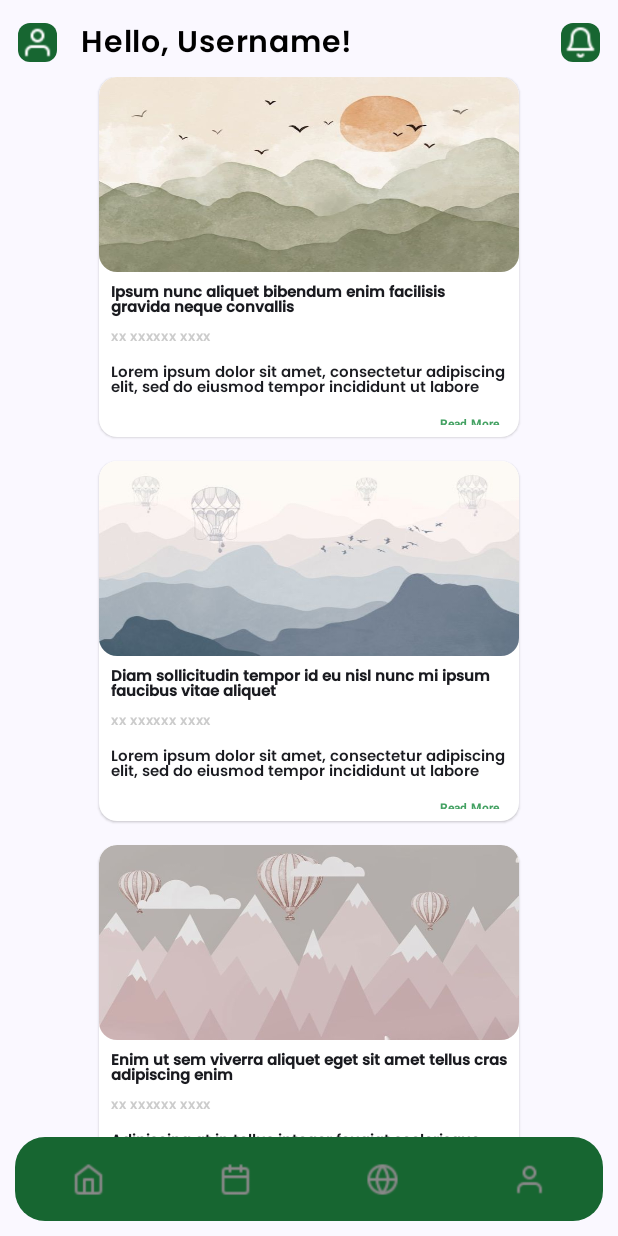
After one commit to fasilkomti-alumni-connect/fe-alumni-connect, an Android app built with Jetpack Compose: the composable HomeScreen shown on its own in the app's theme, on a phone screen of 412 x 824 dp. The commit adds this screen. Run offline under Robolectric (Android 15) with nearby library versions, the phone set to English and light mode, and no system bars.

Commit message:
register1, home screen

```diff
--- /dev/null
+++ b/app/src/main/java/com/example/fealumniconnect/HomeScreen.kt
@@ -0,0 +1,303 @@
+package com.example.fealumniconnect
+
+import androidx.annotation.DrawableRes
+import androidx.compose.foundation.Image
+import androidx.compose.foundation.background
+import androidx.compose.foundation.clickable
+import androidx.compose.foundation.layout.Arrangement
+import androidx.compose.foundation.layout.Box
+import androidx.compose.foundation.layout.Column
+import androidx.compose.foundation.layout.Row
+import androidx.compose.foundation.layout.Spacer
+import androidx.compose.foundation.layout.fillMaxSize
+import androidx.compose.foundation.layout.fillMaxWidth
+import androidx.compose.foundation.layout.height
+import androidx.compose.foundation.layout.padding
+import androidx.compose.foundation.layout.size
+import androidx.compose.foundation.layout.width
+import androidx.compose.foundation.layout.wrapContentHeight
+import androidx.compose.foundation.lazy.LazyColumn
+import androidx.compose.foundation.shape.RoundedCornerShape
+import androidx.compose.material3.Card
+import androidx.compose.material3.CardDefaults
+import androidx.compose.material3.Text
+import androidx.compose.material3.TextButton
+import androidx.compose.runtime.Composable
+import androidx.compose.runtime.getValue
+import androidx.compose.runtime.mutableStateOf
+import androidx.compose.runtime.remember
+import androidx.compose.runtime.setValue
+import androidx.compose.ui.Alignment
+import androidx.compose.ui.Modifier
+import androidx.compose.ui.draw.clip
+import androidx.compose.ui.graphics.Color
+import androidx.compose.ui.graphics.ColorFilter
+import androidx.compose.ui.layout.ContentScale
+import androidx.compose.ui.res.painterResource
+import androidx.compose.ui.text.TextStyle
+import androidx.compose.ui.text.font.FontWeight
+import androidx.compose.ui.unit.dp
+import androidx.compose.ui.unit.sp
+import com.example.fealumniconnect.ui.theme.DarkerGreen
+import com.example.fealumniconnect.ui.theme.Outline
+import com.example.fealumniconnect.ui.theme.Poppins
+
+
+@Composable
+fun HomeScreen() {
+    Column(
+        modifier = Modifier
+            .fillMaxSize()
+            .padding(10.dp)
+    ) {
+        Toolbar()
+
+        Spacer(modifier = Modifier.height(5.dp))
+
+        LazyColumn(
+            modifier = Modifier
+                .fillMaxSize()
+                .weight(1f)
+        ) {
+            val card1 = CardInfo(
+                imageResourceId = R.drawable.img_1,
+                title = "Ipsum nunc aliquet bibendum enim facilisis gravida neque convallis ",
+                date = "xx xxxxxx xxxx",
+                description = "Lorem ipsum dolor sit amet, consectetur adipiscing elit, sed do eiusmod tempor incididunt ut labore et dolore magna aliqua. Sapien et ligula ullamcorper malesuada proin libero nunc. Lobortis scelerisque fermentum dui faucibus in. Eu nisl nunc mi ipsum faucibus vitae aliquet nec ullamcorper. Sit amet commodo nulla facilisi nullam. Risus pretium quam vulputate dignissim suspendisse. Vel facilisis volutpat est velit egestas. Orci sagittis eu volutpat odio facilisis mauris sit amet."
+            )
+
+            val card2 = CardInfo(
+                imageResourceId = R.drawable.img_2,
+                title = "Diam sollicitudin tempor id eu nisl nunc mi ipsum faucibus vitae aliquet",
+                date = "xx xxxxxx xxxx",
+                description = "Lorem ipsum dolor sit amet, consectetur adipiscing elit, sed do eiusmod tempor incididunt ut labore et dolore magna aliqua. Nunc sed blandit libero volutpat sed cras ornare arcu. Phasellus egestas tellus rutrum tellus pellentesque eu tincidunt tortor aliquam. Enim nunc faucibus a pellentesque sit amet porttitor eget dolor. Velit laoreet id donec ultrices tincidunt arcu non. A erat nam at lectus urna duis convallis convallis."
+            )
+
+            val card3 = CardInfo(
+                imageResourceId = R.drawable.img_3,
+                title = "Enim ut sem viverra aliquet eget sit amet tellus cras adipiscing enim",
+                date = "xx xxxxxx xxxx",
+                description = "Adipiscing at in tellus integer feugiat scelerisque. Ullamcorper velit sed ullamcorper morbi tincidunt ornare. Turpis in eu mi bibendum neque egestas congue. Sit amet luctus venenatis lectus magna. Suspendisse in est ante in nibh mauris cursus mattis molestie."
+            )
+
+            item {
+                ContentCard(card1)
+            }
+
+            item {
+                Spacer(modifier = Modifier.height(16.dp))
+            }
+
+            item {
+                ContentCard(card2)
+            }
+
+            item {
+                Spacer(modifier = Modifier.height(16.dp))
+            }
+
+            item {
+                ContentCard(card3)
+            }
+        }
+
+        BottomNavigationBar()
+    }
+}
+
+@Composable
+fun Toolbar() {
+    Row(
+        modifier = Modifier
+            .fillMaxWidth()
+            .wrapContentHeight(align = Alignment.Top)
+            .padding(horizontal = 2.dp, vertical = 2.dp),
+        horizontalArrangement = Arrangement.SpaceBetween,
+        verticalAlignment = Alignment.CenterVertically
+    ) {
+        ToolbarIcon(iconResId = R.drawable.user, isSelected = false)
+
+        Spacer(modifier = Modifier.width(8.dp))
+
+        Text(
+            text = "Hello, Username!",
+            fontFamily = Poppins,
+            color = Color.Black,
+            fontWeight = FontWeight.Bold,
+            fontSize = 20.sp,
+            modifier = Modifier
+                .padding(horizontal = 8.dp, vertical = 2.dp)
+        )
+
+
+        Spacer(modifier = Modifier.weight(1f))
+
+        ToolbarIcon(iconResId = R.drawable.bell, isSelected = false)
+    }
+}
+
+@Composable
+fun ToolbarIcon(@DrawableRes iconResId: Int, isSelected: Boolean) {
+    val iconColor = if (isSelected) Color.White else Color.Gray
+
+    Box(
+        modifier = Modifier
+            .background(
+                color = DarkerGreen,
+                shape = RoundedCornerShape(8.dp)
+            )
+            .padding(2.dp)
+            .clickable { }
+    ) {
+        Image(
+            painter = painterResource(id = iconResId),
+            contentDescription = null,
+            colorFilter = ColorFilter.tint(Color.White),
+            modifier = Modifier.size(22.dp)
+        )
+    }
+}
+
+@Composable
+fun ContentCard(cardInfo: CardInfo) {
+    var expanded by remember { mutableStateOf(false) }
+
+    Column (
+        modifier = Modifier.fillMaxWidth(),
+        verticalArrangement = Arrangement.Center,
+        horizontalAlignment = Alignment.CenterHorizontally
+    ) {
+        Card(
+            modifier = Modifier
+                .width(280.dp)
+                .height(240.dp),
+            elevation = CardDefaults.cardElevation(1.dp),
+            colors = CardDefaults.cardColors(
+                containerColor = Color.White
+            )
+        ) {
+            Column(modifier = Modifier
+                .fillMaxWidth()
+            ) {
+                Image(
+                    painter = painterResource(id = cardInfo.imageResourceId),
+                    contentDescription = null,
+                    contentScale = ContentScale.FillBounds,
+                    modifier = Modifier
+                        .height(130.dp)
+                        .fillMaxWidth()
+                        .clip(RoundedCornerShape(12.dp))
+                )
+
+                Spacer(modifier = Modifier.height(6.dp))
+
+                Text(
+                    text = cardInfo.title,
+                    fontFamily = Poppins,
+                    fontWeight = FontWeight.ExtraBold,
+                    fontSize = 10.sp,
+                    style = TextStyle(
+                        lineHeight = 10.sp),
+                    modifier = Modifier
+                        .fillMaxWidth()
+                        .padding(horizontal = 8.dp)
+                )
+
+                Spacer(modifier = Modifier.height(1.dp))
+
+                Text(
+                    text = cardInfo.date,
+                    fontFamily = Poppins,
+                    fontWeight = FontWeight.ExtraLight,
+                    color = Color.LightGray,
+                    fontSize = 9.sp,
+                    modifier = Modifier
+                        .fillMaxWidth()
+                        .padding(horizontal = 8.dp)
+                )
+//
+                Spacer(modifier = Modifier.height(4.dp))
+
+                if (expanded) {
+                    Text(
+                        text = cardInfo.description,
+                        fontFamily = Poppins,
+                        fontWeight = FontWeight.Thin,
+                        fontSize = 10.sp,
+                        style = TextStyle(
+                            lineHeight = 10.sp),
+                        modifier = Modifier
+                            .fillMaxWidth()
+                            .padding(horizontal = 8.dp)
+                    )
+                } else {
+                    Text(
+                        text = cardInfo.description.take(100),
+                        fontFamily = Poppins,
+                        fontWeight = FontWeight.Thin,
+                        fontSize = 10.sp,
+                        style = TextStyle(
+                            lineHeight = 10.sp),
+                        modifier = Modifier
+                            .fillMaxWidth()
+                            .padding(horizontal = 8.dp)
+                    )
+
+                    TextButton(
+                        onClick = { },
+                        modifier = Modifier.align(Alignment.End)
+                    ) {
+                        Text(
+                            "Read More",
+                            fontSize = 8.sp,
+                            fontWeight = FontWeight.Bold,
+                            color = Outline
+                        )
+                    }
+                }
+            }
+        }
+    }
+}
+
+data class CardInfo(
+    val imageResourceId: Int,
+    val title: String,
+    val date : String,
+    val description: String
+)
+
+@Composable
+fun BottomNavigationBar() {
+    Row(
+        modifier = Modifier
+            .fillMaxWidth()
+            .height(56.dp)
+            .clip(RoundedCornerShape(20.dp))
+            .background(DarkerGreen),
+        horizontalArrangement = Arrangement.SpaceAround,
+        verticalAlignment = Alignment.CenterVertically
+    ) {
+        BottomNavItem(iconResId = R.drawable.home, label = "", isSelected = false)
+        BottomNavItem(iconResId = R.drawable.calendar, label = "", isSelected = false)
+        BottomNavItem(iconResId = R.drawable.globe, label = "", isSelected = false)
+        BottomNavItem(iconResId = R.drawable.user, label = "", isSelected = false)
+    }
+}
+
+@Composable
+fun BottomNavItem(@DrawableRes iconResId: Int, label: String, isSelected: Boolean) {
+    Column(
+        horizontalAlignment = Alignment.CenterHorizontally,
+        verticalArrangement = Arrangement.Center,
+        modifier = Modifier
+            .clickable { /* Handle navigation here */ }
+    ) {
+        Image(
+            painter = painterResource(id = iconResId),
+            contentDescription = null,
+            colorFilter = ColorFilter.tint(if (isSelected) Color.White else Color.Gray),
+            modifier = Modifier.size(22.dp)
+        )
+    }
+}
--- a/app/src/main/java/com/example/fealumniconnect/ui/theme/Color.kt
+++ b/app/src/main/java/com/example/fealumniconnect/ui/theme/Color.kt
@@ -19,3 +19,7 @@ val SecondaryColor = Color(0xFF000000)
 val PlaceholderColor = Color(0xFFE5E5E5)
 val LightPrimaryColor = Color(0xFFFFF6EE)
 val BoldTextColor = Color(0xFF000000)
+
+
+val Outline = Color (0xFF43A162)
+val DarkerGreen = Color (0xFF176631)
```
Also changed, not shown: app/src/main/java/com/example/fealumniconnect/RegisterScreen.kt (added, +195 -0 lines), app/src/main/res/drawable/bell.png (added), app/src/main/res/drawable/calendar.png (added), app/src/main/res/drawable/globe.png (added), app/src/main/res/drawable/home.png (added), app/src/main/res/drawable/img_1.png (added), app/src/main/res/drawable/img_2.png (added), app/src/main/res/drawable/img_3.png (added), app/src/main/res/drawable/logo_app.png (added), app/src/main/res/drawable/user.png (added).
